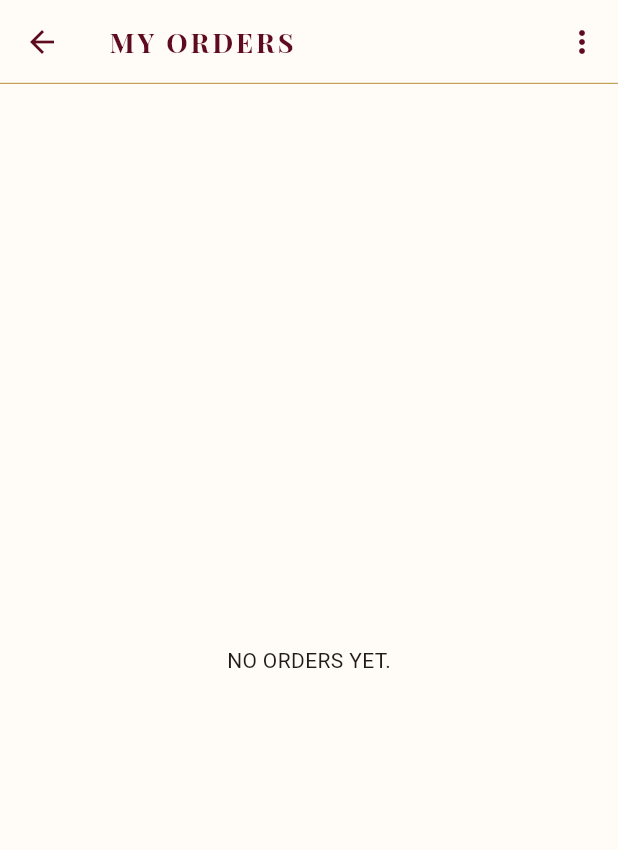
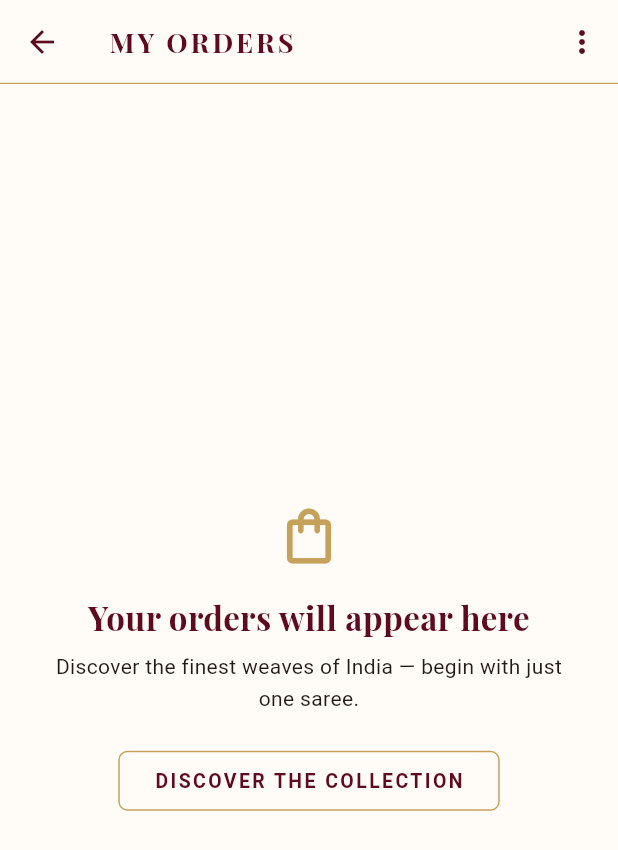
Before and after one commit to aknzone-afk/sappan-sarees-app, a Flutter app: the MyOrdersScreen screen opened directly, on a phone screen of 412 x 824 dp. Shown: the top 850 px of the screen. Run offline on Flutter 3.47's test engine with Material 3 defaults, Android fonts, the phone set to English and light mode, and no system bars; our stand-ins replace cached_network_image, dio, firebase_core, firebase_messaging, flutter_cache_manager, flutter_image_compress and 16 more; missing offline and left inert: android_intent_plus, app_badge_plus, google_mlkit_text_recognition, workmanager; accounts and stored records are empty; network calls fail; statements that could not run were skipped.

Commit message:
Boutique empty states for bag and orders
Co-Authored-By: Claude Opus 5.5 <noreply@anthropic.com>

```diff
--- a/app/lib/screens/my_orders_screen.dart
+++ b/app/lib/screens/my_orders_screen.dart
@@ -211,7 +211,23 @@ class _MyOrdersScreenState extends ConsumerState<MyOrdersScreen> {
         ),
       ]),
       body: orders.isEmpty
-          ? Center(child: UText(t('No orders yet.', 'अभी कोई ऑर्डर नहीं।')))
+          ? Center(
+              child: Padding(
+                padding: const EdgeInsets.all(32),
+                child: Column(mainAxisSize: MainAxisSize.min, children: [
+                  const Icon(Icons.shopping_bag_outlined, size: 44, color: Color(0xFFC6A15B)),
+                  const SizedBox(height: 16),
+                  const Text('Your orders will appear here',
+                      textAlign: TextAlign.center,
+                      style: TextStyle(fontFamily: 'Playfair', fontSize: 22, fontWeight: FontWeight.w700, color: Color(0xFF5E0B1F))),
+                  const SizedBox(height: 8),
+                  const Text('Discover the finest weaves of India — begin with just one saree.',
+                      textAlign: TextAlign.center, style: TextStyle(fontSize: 14, height: 1.5)),
+                  const SizedBox(height: 20),
+                  OutlinedButton(onPressed: () => context.go('/'), child: const Text('DISCOVER THE COLLECTION')),
+                ]),
+              ),
+            )
           : ListView.separated(
               padding: const EdgeInsets.all(12),
               itemCount: orders.length,
```
Also changed, not shown: app/lib/screens/favorites_screen.dart (+9 -7 lines).
